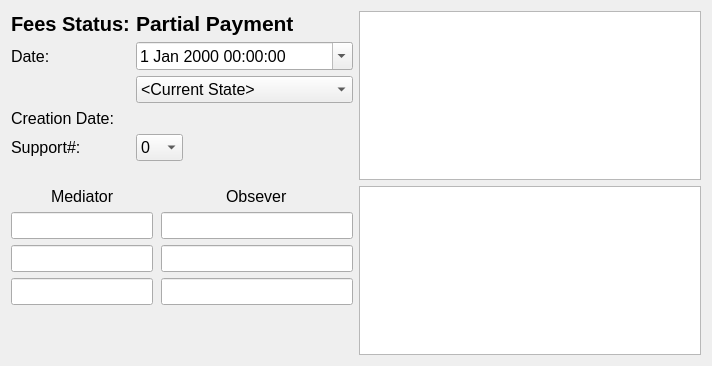
This is drc/gui/mediationsessionform.ui in lansdon/cpts483_drc as Qt 5 draws it before an edit. The edited form follows.
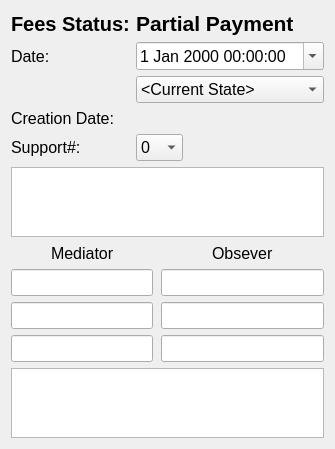
This is the edited form.

What changed in the file:
```diff
--- a/drc/gui/mediationsessionform.ui
+++ b/drc/gui/mediationsessionform.ui
@@ -6,8 +6,8 @@
    <rect>
     <x>0</x>
     <y>0</y>
-    <width>712</width>
-    <height>366</height>
+    <width>335</width>
+    <height>444</height>
    </rect>
   </property>
   <property name="sizePolicy">
@@ -38,7 +38,7 @@
   </property>
   <layout class="QVBoxLayout" name="verticalLayout">
    <item>
-    <layout class="QHBoxLayout" name="horizontalLayout">
+    <layout class="QVBoxLayout" name="verticalLayout_3">
      <item>
       <layout class="QFormLayout" name="formLayout">
        <property name="sizeConstraint">
@@ -248,7 +248,7 @@
     </layout>
    </item>
    <item>
-    <layout class="QHBoxLayout" name="horizontalLayout_2">
+    <layout class="QVBoxLayout" name="verticalLayout_2">
      <item>
       <layout class="QFormLayout" name="formLayout_2">
        <property name="fieldGrowthPolicy">
```
